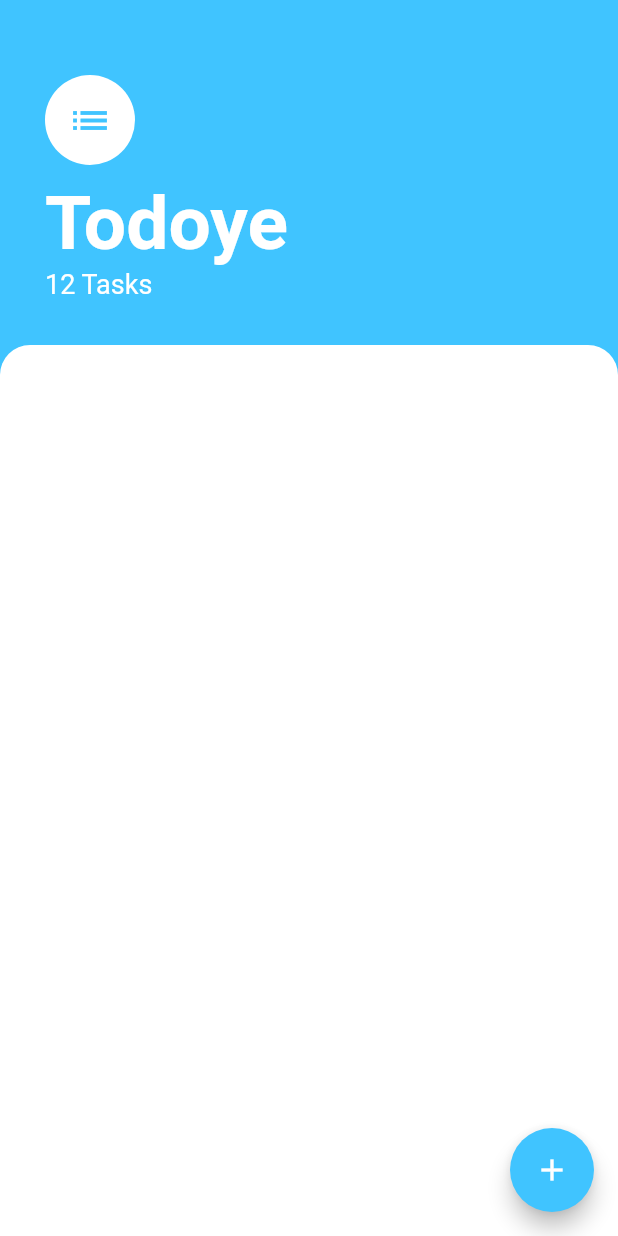
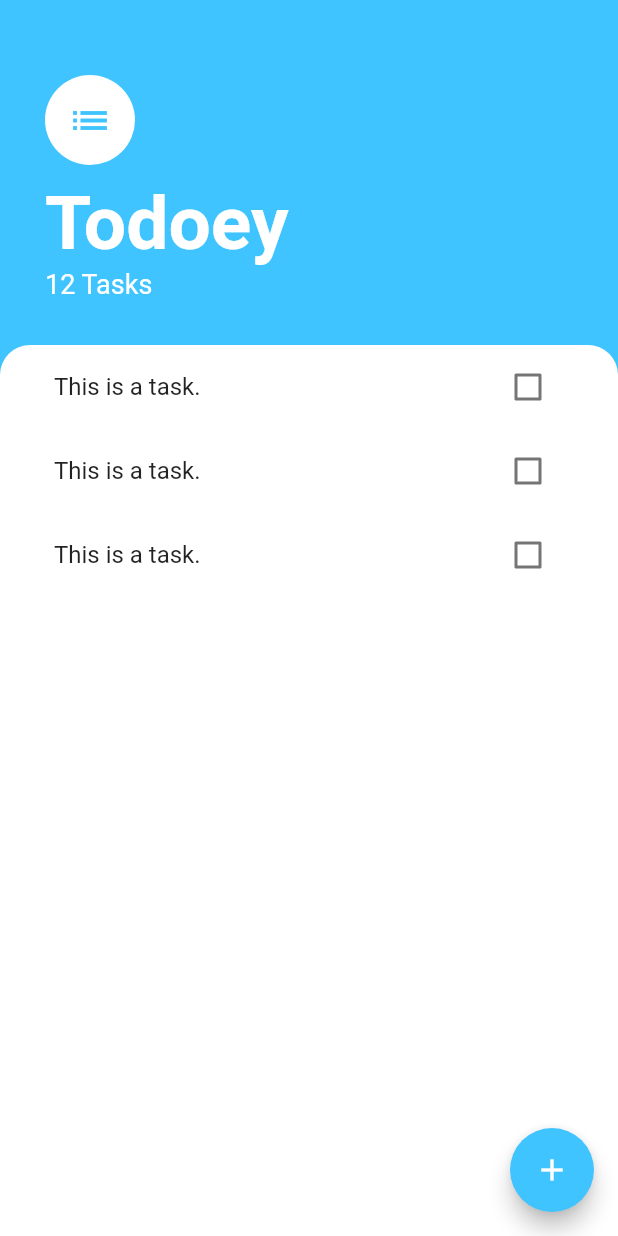
Before and after one commit to DalatCoder/learn-flutter-angela, a Flutter app: the screen it shows after launch, on a phone screen of 412 x 824 dp. Run offline on Flutter 3.47's test engine with Material 2 defaults, Android fonts, the phone set to English and light mode, and no system bars; our stand-ins replace audioplayers, cloud_firestore, firebase_auth, firebase_core, flutter_spinkit, font_awesome_flutter and 3 more; accounts and stored records are empty.

Commit message:
Update overral layout and extract widgets 👻👻👻

```diff
--- a/todoey/lib/screens/tasks_screen.dart
+++ b/todoey/lib/screens/tasks_screen.dart
@@ -1,4 +1,5 @@
 import 'package:flutter/material.dart';
+import 'package:todoey/widgets/tasks_list.dart';
 
 class TasksScreen extends StatelessWidget {
   @override
@@ -22,7 +23,7 @@ class TasksScreen extends StatelessWidget {
                 ),
                 SizedBox(height: 10.0),
                 Text(
-                  'Todoye',
+                  'Todoey',
                   style: TextStyle(
                     color: Colors.white,
                     fontSize: 50.0,
@@ -41,6 +42,7 @@ class TasksScreen extends StatelessWidget {
           ),
           Expanded(
             child: Container(
+              padding: EdgeInsets.symmetric(horizontal: 20.0),
               decoration: BoxDecoration(
                 color: Colors.white,
                 borderRadius: BorderRadius.only(
@@ -48,6 +50,7 @@ class TasksScreen extends StatelessWidget {
                   topRight: Radius.circular(20.0),
                 ),
               ),
+              child: TasksList(),
             ),
           ),
         ],
--- /dev/null
+++ b/todoey/lib/widgets/task_title.dart
@@ -0,0 +1,14 @@
+import 'package:flutter/material.dart';
+
+class TaskTitle extends StatelessWidget {
+  @override
+  Widget build(BuildContext context) {
+    return ListTile(
+      title: Text('This is a task.'),
+      trailing: Checkbox(
+        value: false,
+        onChanged: (bool value) {},
+      ),
+    );
+  }
+}
--- /dev/null
+++ b/todoey/lib/widgets/tasks_list.dart
@@ -0,0 +1,16 @@
+import 'package:flutter/material.dart';
+
+import 'task_title.dart';
+
+class TasksList extends StatelessWidget {
+  @override
+  Widget build(BuildContext context) {
+    return ListView(
+      children: [
+        TaskTitle(),
+        TaskTitle(),
+        TaskTitle(),
+      ],
+    );
+  }
+}
```
